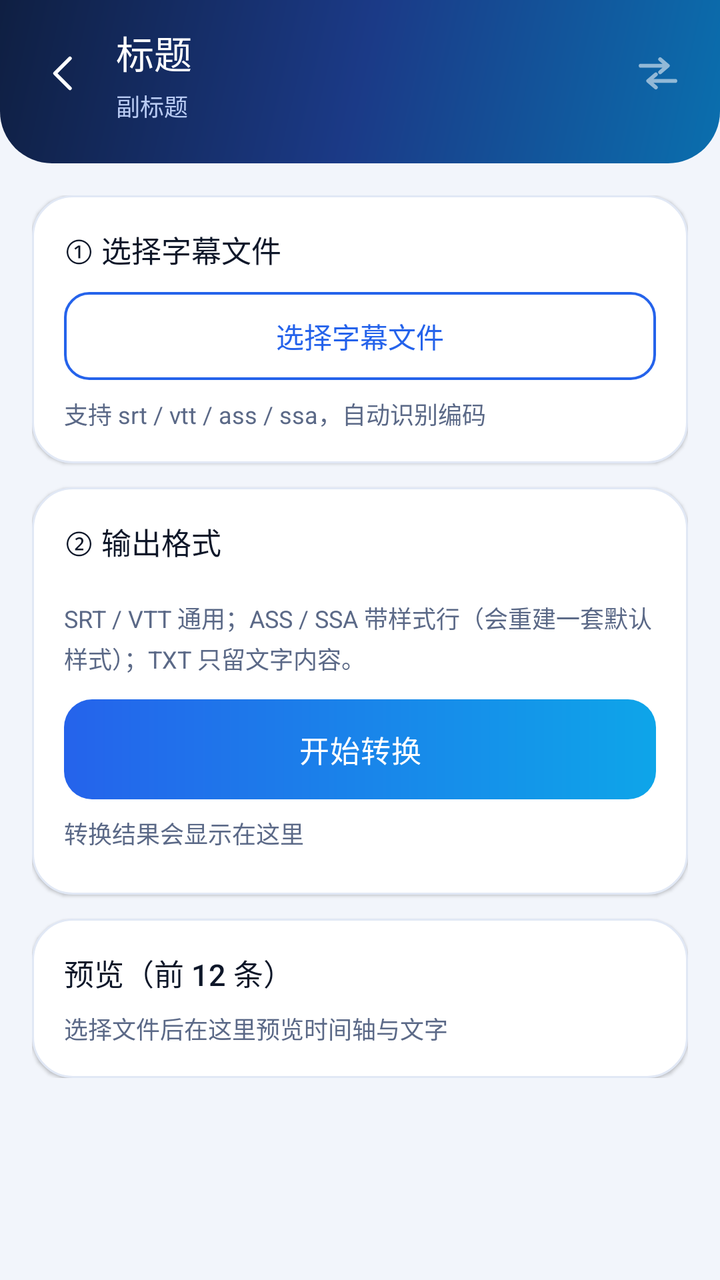
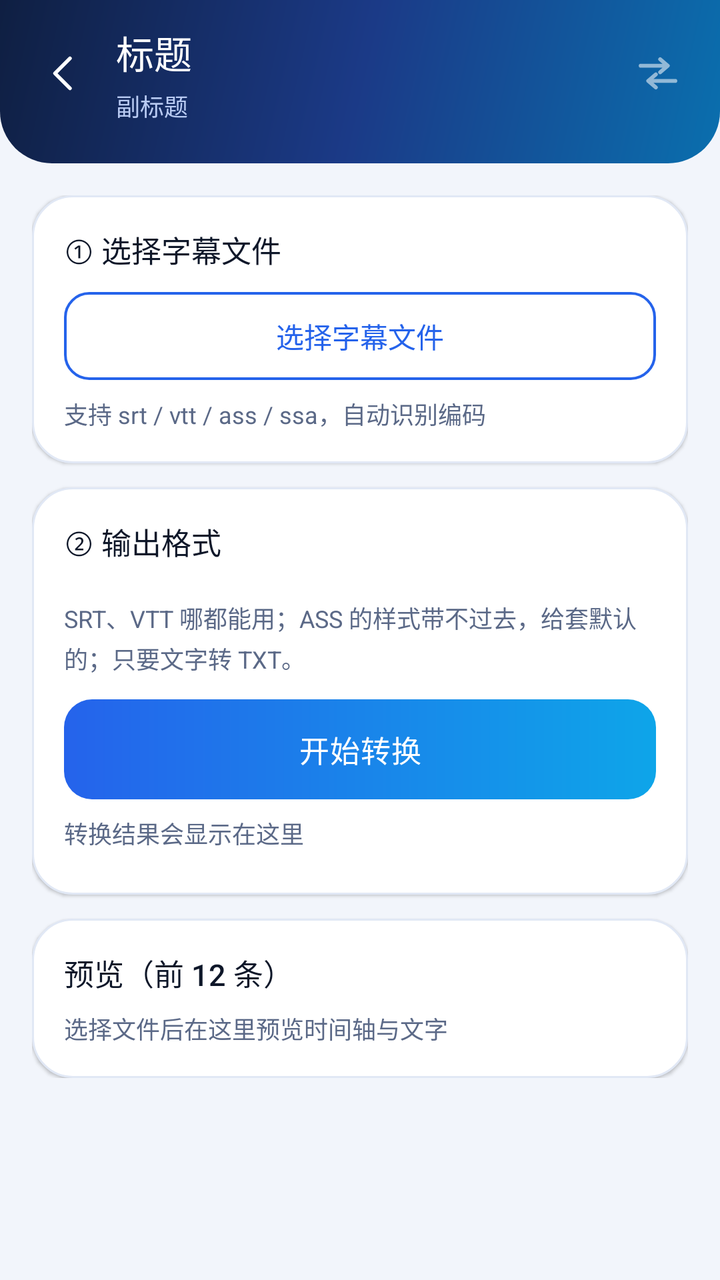

Two renders of the same Android screen: before a commit and after it. Below are the layout's source before the change and the commit's diff.
<!-- AndroidManifest.xml: application theme AppTheme -->
<!-- res/layout/activity_subtitle.xml -->
<?xml version="1.0" encoding="utf-8"?>
<ScrollView xmlns:android="http://schemas.android.com/apk/res/android"
    android:layout_width="match_parent"
    android:layout_height="match_parent"
    android:background="@color/bg"
    android:fillViewport="true"
    android:scrollbars="none">

    <LinearLayout
        android:layout_width="match_parent"
        android:layout_height="wrap_content"
        android:orientation="vertical">

        <include layout="@layout/part_topbar" />

        <LinearLayout
            android:layout_width="match_parent"
            android:layout_height="wrap_content"
            android:orientation="vertical"
            android:paddingLeft="16dp"
            android:paddingTop="16dp"
            android:paddingRight="16dp"
            android:paddingBottom="28dp">

            <LinearLayout
                android:layout_width="match_parent"
                android:layout_height="wrap_content"
                android:background="@drawable/bg_card"
                android:elevation="1dp"
                android:orientation="vertical"
                android:padding="16dp">

                <TextView
                    android:layout_width="wrap_content"
                    android:layout_height="wrap_content"
                    android:text="① 选择字幕文件"
                    style="@style/CardText" />

                <Button
                    android:id="@+id/btnPickSub"
                    android:layout_width="match_parent"
                    android:layout_height="wrap_content"
                    android:layout_marginTop="10dp"
                    android:text="选择字幕文件"
                    style="@style/GhostButton" />

                <TextView
                    android:id="@+id/tvSubInfo"
                    android:layout_width="match_parent"
                    android:layout_height="wrap_content"
                    android:layout_marginTop="8dp"
                    android:text="支持 srt / vtt / ass / ssa，自动识别编码"
                    style="@style/CaptionText" />
            </LinearLayout>

            <LinearLayout
                android:layout_width="match_parent"
                android:layout_height="wrap_content"
                android:layout_marginTop="12dp"
                android:background="@drawable/bg_card"
                android:elevation="1dp"
                android:orientation="vertical"
                android:padding="16dp">

                <TextView
                    android:layout_width="wrap_content"
                    android:layout_height="wrap_content"
                    android:text="② 输出格式"
                    style="@style/CardText" />

                <LinearLayout
                    android:id="@+id/subOutChips"
                    android:layout_width="match_parent"
                    android:layout_height="wrap_content"
                    android:layout_marginTop="10dp"
                    android:orientation="horizontal" />

                <TextView
                    android:layout_width="match_parent"
                    android:layout_height="wrap_content"
                    android:layout_marginTop="8dp"
                    android:text="SRT / VTT 通用；ASS / SSA 带样式行（会重建一套默认样式）；TXT 只留文字内容。"
                    style="@style/CaptionText" />

                <Button
                    android:id="@+id/btnSubConvert"
                    android:layout_width="match_parent"
                    android:layout_height="wrap_content"
                    android:layout_marginTop="12dp"
                    android:text="开始转换"
                    style="@style/PrimaryButton" />

                <ProgressBar
                    android:id="@+id/pbSub"
                    android:layout_width="match_parent"
                    android:layout_height="wrap_content"
                    android:layout_marginTop="10dp"
                    android:indeterminateTint="@color/brand"
                    android:visibility="gone" />

                <TextView
                    android:id="@+id/tvSubStatus"
                    android:layout_width="match_parent"
                    android:layout_height="wrap_content"
                    android:layout_marginTop="8dp"
                    android:text="转换结果会显示在这里"
                    style="@style/CaptionText" />

                <LinearLayout
                    android:id="@+id/subResultHost"
                    android:layout_width="match_parent"
                    android:layout_height="wrap_content"
                    android:layout_marginTop="6dp"
                    android:orientation="vertical" />
            </LinearLayout>

            <LinearLayout
                android:layout_width="match_parent"
                android:layout_height="wrap_content"
                android:layout_marginTop="12dp"
                android:background="@drawable/bg_card"
                android:elevation="1dp"
                android:orientation="vertical"
                android:padding="16dp">

                <TextView
                    android:layout_width="wrap_content"
                    android:layout_height="wrap_content"
                    android:text="预览（前 12 条）"
                    style="@style/CardText" />

                <TextView
                    android:id="@+id/tvSubPreview"
                    android:layout_width="match_parent"
                    android:layout_height="wrap_content"
                    android:layout_marginTop="8dp"
                    android:fontFamily="monospace"
                    android:lineSpacingExtra="2dp"
                    android:text="选择文件后在这里预览时间轴与文字"
                    android:textColor="@color/text_secondary"
                    android:textSize="12sp" />
            </LinearLayout>
        </LinearLayout>
    </LinearLayout>
</ScrollView>
<!-- res/layout/part_topbar.xml (included above) -->
<?xml version="1.0" encoding="utf-8"?>
<LinearLayout xmlns:android="http://schemas.android.com/apk/res/android"
    android:layout_width="match_parent"
    android:layout_height="wrap_content"
    android:background="@drawable/bg_topbar"
    android:orientation="vertical"
    android:paddingLeft="10dp"
    android:paddingTop="12dp"
    android:paddingRight="18dp"
    android:paddingBottom="20dp">

    <LinearLayout
        android:layout_width="match_parent"
        android:layout_height="wrap_content"
        android:gravity="center_vertical"
        android:orientation="horizontal">

        <ImageView
            android:id="@+id/btnBack"
            android:layout_width="44dp"
            android:layout_height="44dp"
            android:background="?android:attr/selectableItemBackgroundBorderless"
            android:contentDescription="返回"
            android:padding="10dp"
            android:src="@drawable/ic_back" />

        <LinearLayout
            android:layout_width="0dp"
            android:layout_height="wrap_content"
            android:layout_marginStart="4dp"
            android:layout_weight="1"
            android:orientation="vertical">

            <TextView
                android:id="@+id/tvTitle"
                android:layout_width="wrap_content"
                android:layout_height="wrap_content"
                android:fontFamily="sans-serif-medium"
                android:textColor="@color/white"
                android:textSize="19sp"
                android:text="标题" />

            <TextView
                android:id="@+id/tvSubtitle"
                android:layout_width="wrap_content"
                android:layout_height="wrap_content"
                android:layout_marginTop="4dp"
                android:textColor="@color/header_sub"
                android:textSize="12sp"
                android:text="副标题" />
        </LinearLayout>

        <ImageView
            android:id="@+id/ivHeaderIcon"
            android:layout_width="26dp"
            android:layout_height="26dp"
            android:alpha="0.55"
            android:contentDescription="@null"
            android:src="@drawable/ic_swap" />
    </LinearLayout>
</LinearLayout>
<!-- resources referenced by this layout -->
<resources>
  <color name="bg">#F2F5FB</color>
  <color name="brand">#2563EB</color>
  <color name="header_sub">#B9CBF3</color>
  <color name="text_secondary">#5B6987</color>
  <color name="white">#FFFFFF</color>
  <!-- drawable bg_card (drawable) -->
  <?xml version="1.0" encoding="utf-8"?>
  <shape xmlns:android="http://schemas.android.com/apk/res/android" android:shape="rectangle">
      <solid android:color="@color/surface" />
      <corners android:radius="20dp" />
      <stroke android:width="1dp" android:color="@color/divider" />
  </shape>
  <!-- drawable bg_topbar (drawable) -->
  <?xml version="1.0" encoding="utf-8"?>
  <shape xmlns:android="http://schemas.android.com/apk/res/android" android:shape="rectangle">
      <gradient android:angle="315" android:startColor="@color/brand_deep" android:centerColor="@color/brand_mid" android:endColor="#0A6FAE" android:type="linear" />
      <corners android:bottomLeftRadius="26dp" android:bottomRightRadius="26dp" />
  </shape>
  <!-- drawable ic_back (drawable) -->
  <?xml version="1.0" encoding="utf-8"?>
  <vector xmlns:android="http://schemas.android.com/apk/res/android"
      android:width="24dp" android:height="24dp"
      android:viewportWidth="24" android:viewportHeight="24">
      <path android:pathData="M15,4.5L7.5,12L15,19.5" android:strokeColor="#FFFFFF" android:strokeWidth="1.8" android:fillColor="#00000000" android:strokeLineCap="round" android:strokeLineJoin="round" />
  </vector>
  <!-- drawable ic_swap (drawable) -->
  <?xml version="1.0" encoding="utf-8"?>
  <vector xmlns:android="http://schemas.android.com/apk/res/android"
      android:width="24dp" android:height="24dp"
      android:viewportWidth="24" android:viewportHeight="24">
      <path android:pathData="M4,8.5h12M13,5.5l3.5,3 -3.5,3M20,15.5H8M11,12.5l-3.5,3 3.5,3" android:strokeColor="#FFFFFF" android:strokeWidth="1.8" android:fillColor="#00000000" android:strokeLineCap="round" android:strokeLineJoin="round" />
  </vector>
  <style name="CaptionText">
          <item name="android:textColor">@color/text_secondary</item>
          <item name="android:textSize">12sp</item>
          <item name="android:lineSpacingExtra">3sp</item>
      </style>
  <style name="CardText">
          <item name="android:textColor">@color/text_primary</item>
          <item name="android:textSize">15sp</item>
          <item name="android:fontFamily">sans-serif-medium</item>
      </style>
  <color name="surface">#FFFFFF</color>
  <color name="divider">#E1E8F5</color>
  <color name="brand_deep">#0F1F42</color>
  <color name="brand_mid">#1B3A87</color>
  <color name="text_primary">#0E1729</color>
  <!-- drawable bg_btn_ghost (drawable) -->
  <?xml version="1.0" encoding="utf-8"?>
  <ripple xmlns:android="http://schemas.android.com/apk/res/android" android:color="#1A2563EB">
      <item>
          <shape android:shape="rectangle">
              <solid android:color="@color/surface" />
              <corners android:radius="12dp" />
              <stroke android:width="1.2dp" android:color="@color/brand" />
          </shape>
      </item>
  </ripple>
  <!-- drawable bg_btn_primary (drawable) -->
  <?xml version="1.0" encoding="utf-8"?>
  <ripple xmlns:android="http://schemas.android.com/apk/res/android" android:color="#4DFFFFFF">
      <item>
          <shape android:shape="rectangle">
              <gradient android:angle="0" android:startColor="@color/brand" android:endColor="@color/accent" android:type="linear" />
              <corners android:radius="14dp" />
          </shape>
      </item>
  </ripple>
  <color name="text_tertiary">#909DB4</color>
  <color name="accent">#0EA5E9</color>
  <!-- unchanged entries left out for length: 3 -->
</resources>

<!-- the commit's change to res/layout/activity_subtitle.xml (unified diff, before → after) -->
@@ -79,7 +79,7 @@
                     android:layout_width="match_parent"
                     android:layout_height="wrap_content"
                     android:layout_marginTop="8dp"
-                    android:text="SRT / VTT 通用；ASS / SSA 带样式行（会重建一套默认样式）；TXT 只留文字内容。"
+                    android:text="SRT、VTT 哪都能用；ASS 的样式带不过去，给套默认的；只要文字转 TXT。"
                     style="@style/CaptionText" />
 
                 <Button
